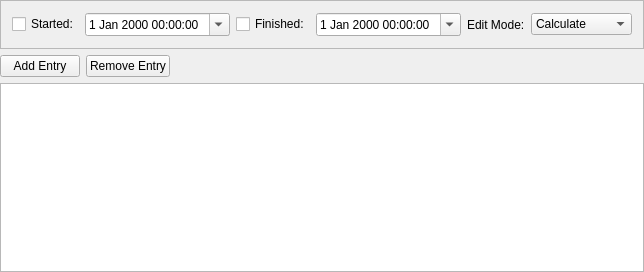
Before: the Qt Designer form plan/workpackage/taskcompletionpanel.ui in KDE/calligra, drawn with Qt 5.
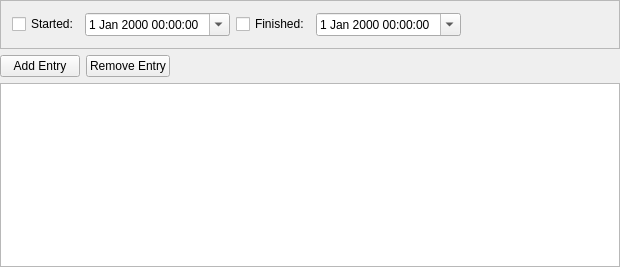
After: the same form once the commit is applied. Custom widgets are drawn as their Qt base class.

Commit message: Simplify progress dialog

What changed in the file:
```diff
--- a/plan/workpackage/taskcompletionpanel.ui
+++ b/plan/workpackage/taskcompletionpanel.ui
@@ -7,10 +7,16 @@
    <rect>
     <x>0</x>
     <y>0</y>
-    <width>541</width>
-    <height>272</height>
+    <width>620</width>
+    <height>267</height>
    </rect>
   </property>
+  <property name="sizePolicy">
+   <sizepolicy hsizetype="Preferred" vsizetype="Preferred">
+    <horstretch>0</horstretch>
+    <verstretch>0</verstretch>
+   </sizepolicy>
+  </property>
   <layout class="QVBoxLayout" name="verticalLayout">
    <property name="margin">
     <number>0</number>
@@ -71,30 +77,6 @@
         </property>
        </spacer>
       </item>
-      <item>
-       <widget class="QLabel" name="label">
-        <property name="text">
-         <string>Edit Mode:</string>
-        </property>
-        <property name="buddy">
-         <cstring>editmode</cstring>
-        </property>
-       </widget>
-      </item>
-      <item>
-       <widget class="KComboBox" name="editmode">
-        <item>
-         <property name="text">
-          <string>Calculate</string>
-         </property>
-        </item>
-        <item>
-         <property name="text">
-          <string>Manual entry</string>
-         </property>
-        </item>
-       </widget>
-      </item>
      </layout>
     </widget>
    </item>
@@ -134,17 +116,15 @@
      <property name="tabKeyNavigation">
       <bool>false</bool>
      </property>
+     <attribute name="verticalHeaderVisible">
+      <bool>false</bool>
+     </attribute>
     </widget>
    </item>
   </layout>
  </widget>
  <layoutdefault spacing="6" margin="11"/>
  <customwidgets>
-  <customwidget>
-   <class>KComboBox</class>
-   <extends>QComboBox</extends>
-   <header>kcombobox.h</header>
-  </customwidget>
   <customwidget>
    <class>KPlato::CompletionEntryEditor</class>
    <extends>QTableView</extends>
```
Left out of the diff: 1 changed line with no effect on the pictures. The commit also changes 2 other files.
